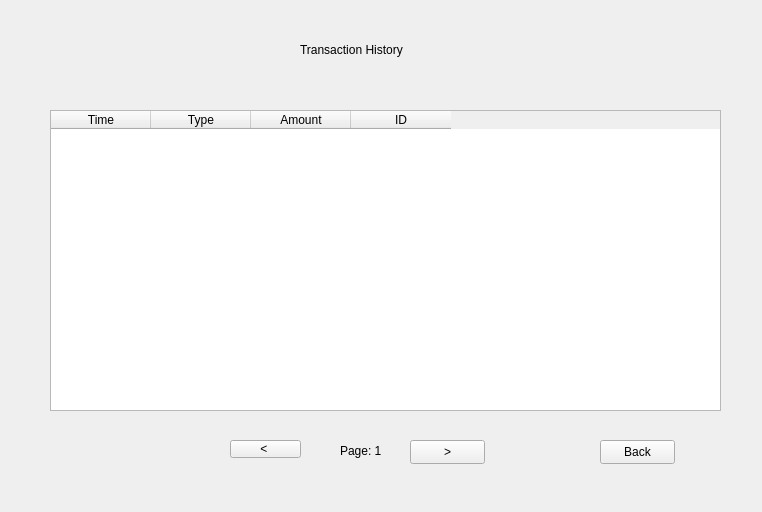
25kmo-project/group_15, file bank-automat/transactionhistory.ui: the form before one commit.
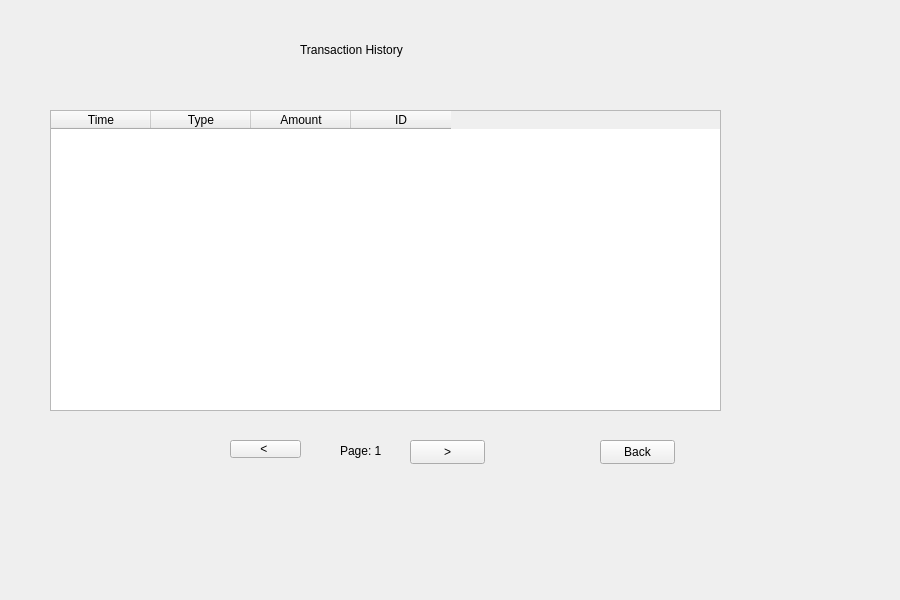
The form after the commit.

Commit message: transfer feature: updated windows opening

Patch:
```diff
--- a/bank-automat/transactionhistory.ui
+++ b/bank-automat/transactionhistory.ui
@@ -6,8 +6,8 @@
    <rect>
     <x>0</x>
     <y>0</y>
-    <width>762</width>
-    <height>512</height>
+    <width>900</width>
+    <height>600</height>
    </rect>
   </property>
   <property name="windowTitle">
```
The commit also changes 2 other files.
